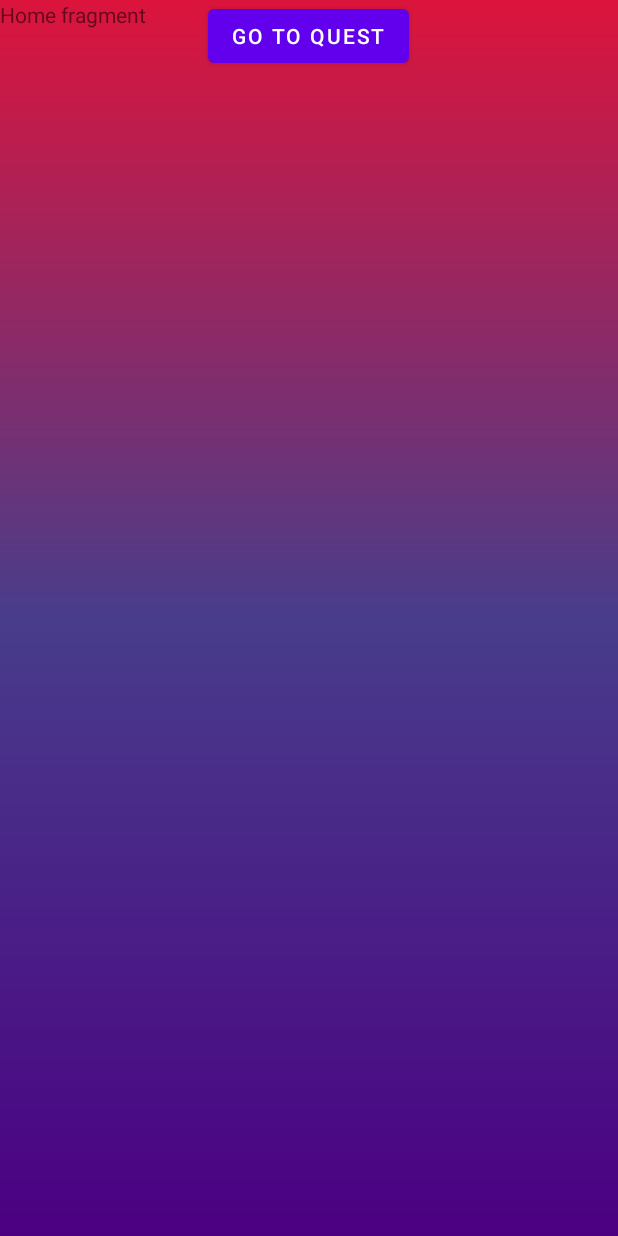
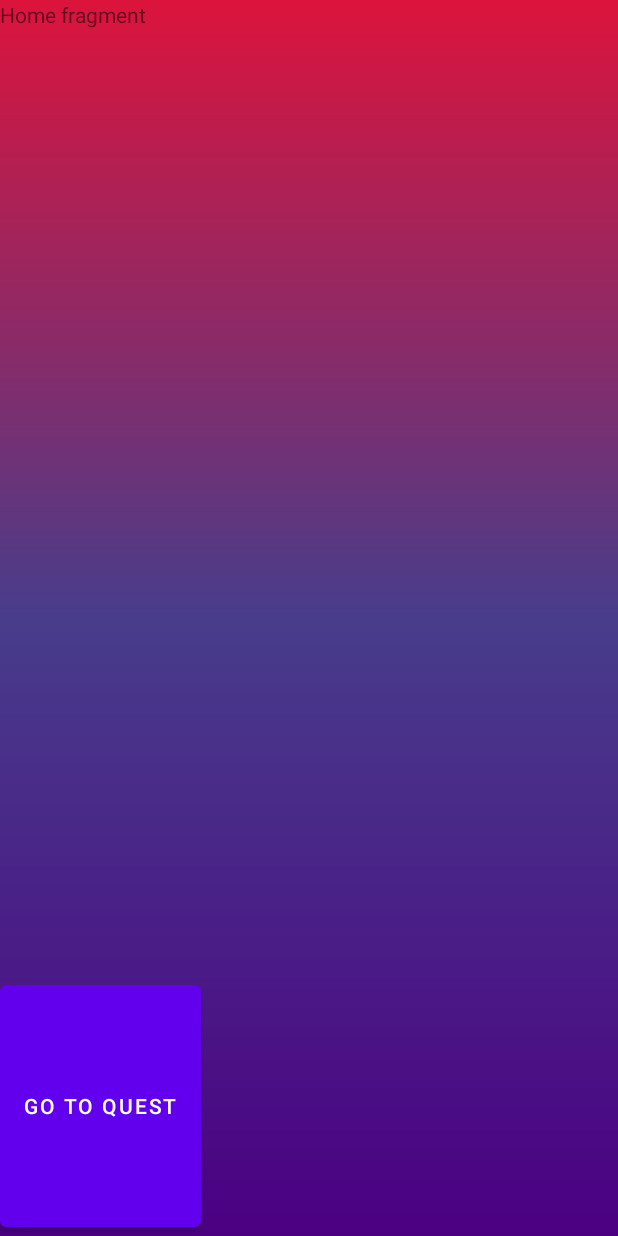
Before and after one commit to Guywash-Ka/OnboardingApp, an Android app: the fragment HomeFragment shown on its own in the app's theme, on a phone screen of 412 x 824 dp. Run offline under Robolectric (Android 15) with nearby library versions, the light colour scheme and no system bars.

Commit message:
Fixed layouts

```diff
--- a/app/src/main/res/layout/fragment_home.xml
+++ b/app/src/main/res/layout/fragment_home.xml
@@ -14,8 +14,8 @@
     <Button
         android:id="@+id/homeFragmentButton"
         android:layout_width="wrap_content"
-        android:layout_height="wrap_content"
-        android:layout_gravity="center_horizontal"
-        android:text="Go to Quest"/>
+        android:layout_height="173dp"
+        android:layout_gravity="bottom"
+        android:text="Go to Quest" />
 
 </FrameLayout>
```
Also changed, not shown: app/src/main/res/layout/activity_main.xml (+19 -15 lines).
